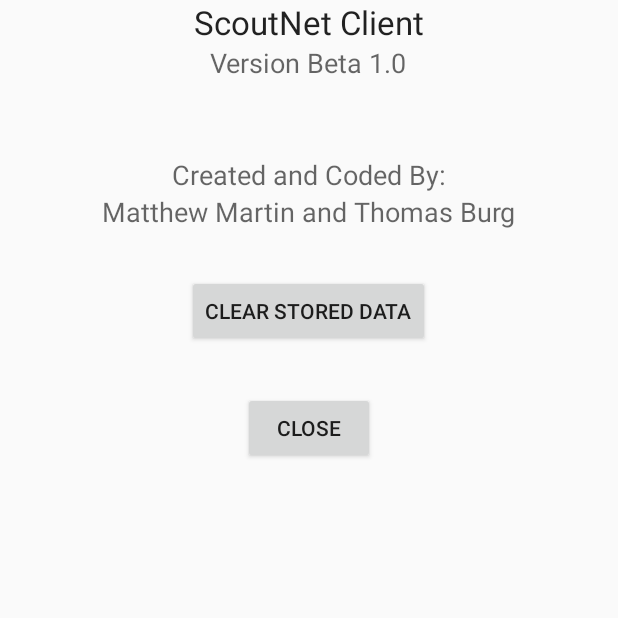
After one commit to 2635Lakemonsters/ScoutNetClient, an Android app: the AboutActivity screen opened directly, with no data from a screen before it, on a phone screen of 412 x 824 dp, the top half of it. The commit adds this screen. Run offline under Robolectric (Android 15) with nearby library versions, the phone set to English and light mode, and no system bars.

Commit message:
Fixed Shared Pref
And added about page

```diff
--- a/app/src/main/AndroidManifest.xml
+++ b/app/src/main/AndroidManifest.xml
@@ -37,6 +37,12 @@
         </activity>
 
         <activity
+            android:name=".AboutActivity"
+            android:label="@string/title_about_activity"
+            android:parentActivityName=".MainActivity">
+        </activity>
+
+        <activity
             android:name=".FieldInfoActivity"
             android:label="@string/title_activity_activity_fieldscouting"
             android:parentActivityName=".MainActivity">
--- /dev/null
+++ b/app/src/main/java/org/team2635/scoutnetclient/AboutActivity.java
@@ -0,0 +1,45 @@
+package org.team2635.scoutnetclient;
+
+import android.content.Context;
+import android.content.Intent;
+import android.content.SharedPreferences;
+import android.os.Bundle;
+import android.support.v7.app.AppCompatActivity;
+import android.view.View;
+import android.widget.Toast;
+
+import org.team2635.scoutnetclient.utilities.DataManager;
+
+/**
+ * Created by Siren on 9/13/2016.
+ */
+public class AboutActivity extends AppCompatActivity
+{
+
+
+    @Override
+    public void onCreate(Bundle savedInstanceState)
+    {
+        super.onCreate(savedInstanceState);
+        setContentView(R.layout.activity_about);
+    }
+
+    public void mainScreen(View view)
+    {
+        Intent intent = new Intent(this, MainActivity.class);
+        startActivity(intent);
+    }
+
+    public void clear(View view)
+    {
+        SharedPreferences sharedPref = getSharedPreferences(
+                getString(R.string.preference_file_key), Context.MODE_PRIVATE);
+        DataManager manager = new DataManager(sharedPref);
+
+        boolean success = manager.clearData();
+        if(success)
+        {
+            Toast.makeText(getApplicationContext(), "Data Cleared", Toast.LENGTH_SHORT).show();
+        }
+    }
+}
--- a/app/src/main/java/org/team2635/scoutnetclient/fragments/RobotInfoFragment.java
+++ b/app/src/main/java/org/team2635/scoutnetclient/fragments/RobotInfoFragment.java
@@ -17,7 +17,7 @@ import org.team2635.scoutnetclient.R;
 public class RobotInfoFragment extends Fragment
 {
     protected View mView;
-    private CheckBox[] checkBoxReferences = new CheckBox[8];
+    private CheckBox[] checkBoxReferences = new CheckBox[6];
 
     public RobotInfoFragment()
     {
@@ -54,7 +54,7 @@ public class RobotInfoFragment extends Fragment
             CheckBox S1 = (CheckBox) getActivity().findViewById(R.id.canRetrieveBunnies);
             CheckBox S2 = (CheckBox) getActivity().findViewById(R.id.canLiftBucket);
             CheckBox S3 = (CheckBox) getActivity().findViewById(R.id.canBulldoze);
-            CheckBox S4 = (CheckBox) getActivity().findViewById(R.id.canLiftBucket);
+            CheckBox S4 = (CheckBox) getActivity().findViewById(R.id.canLaunchBunnies);
 
             CheckBox S5 = (CheckBox) getActivity().findViewById(R.id.canPlayDefense);
             CheckBox S6 = (CheckBox) getActivity().findViewById(R.id.canPlayOffense);
@@ -94,7 +94,7 @@ public class RobotInfoFragment extends Fragment
 
     public String[] getOptions()
     {
-        String[] options = new String[8];
+        String[] options = new String[6];
 
         options[0] = "R1";
         options[1] = "R2";
--- /dev/null
+++ b/app/src/main/res/layout/activity_about.xml
@@ -0,0 +1,71 @@
+<?xml version="1.0" encoding="utf-8"?>
+<LinearLayout xmlns:android="http://schemas.android.com/apk/res/android"
+    xmlns:tools="http://schemas.android.com/tools"
+    android:orientation="vertical"
+    android:layout_width="match_parent"
+    tools:context=".AboutActivity"
+    android:layout_height="match_parent">
+
+    <TextView
+        android:layout_width="wrap_content"
+        android:layout_height="wrap_content"
+        android:textAppearance="?android:attr/textAppearanceLarge"
+        android:id="@+id/textView"
+        android:layout_gravity="center_horizontal"
+        android:text="@string/app_name" />
+
+    <TextView
+        android:id="@+id/textView2"
+        android:layout_width="wrap_content"
+        android:layout_height="wrap_content"
+        android:layout_gravity="center_horizontal"
+        android:text="Version Beta 1.0"
+        android:textAppearance="?android:attr/textAppearanceMedium" />
+
+    <Space
+        android:layout_width="match_parent"
+        android:layout_height="50dp"
+        android:layout_gravity="center_horizontal" />
+
+    <TextView
+        android:layout_width="wrap_content"
+        android:layout_height="wrap_content"
+        android:textAppearance="?android:attr/textAppearanceMedium"
+        android:text="Created and Coded By:"
+        android:id="@+id/textView3"
+        android:layout_gravity="center_horizontal" />
+
+    <TextView
+        android:layout_width="wrap_content"
+        android:layout_height="wrap_content"
+        android:textAppearance="?android:attr/textAppearanceMedium"
+        android:text="Matthew Martin and Thomas Burg"
+        android:id="@+id/textView4"
+        android:layout_gravity="center_horizontal" />
+
+    <Space
+        android:layout_width="match_parent"
+        android:layout_height="30dp"
+        android:layout_gravity="center_horizontal" />
+
+    <Button
+        android:layout_width="wrap_content"
+        android:layout_height="wrap_content"
+        android:text="Clear Stored Data"
+        android:id="@+id/button"
+        android:layout_gravity="center_horizontal"
+        android:onClick="clear" />
+
+    <Space
+        android:layout_width="match_parent"
+        android:layout_height="30dp"
+        android:layout_gravity="center_horizontal" />
+
+    <Button
+        android:layout_width="wrap_content"
+        android:layout_height="wrap_content"
+        android:text="Close"
+        android:id="@+id/returnButton"
+        android:layout_gravity="center_horizontal"
+        android:onClick="mainScreen" />
+</LinearLayout>
--- a/app/src/main/res/values/strings.xml
+++ b/app/src/main/res/values/strings.xml
@@ -10,6 +10,7 @@
 
     <!--Action Bar Titles-->
     <string name="menuSettings">Settings</string>
+    <string name="title_about_activity">About</string>
     <string name="menuSubmitData">Submit Data</string>
 
     <!--Preference Keys-->
```
Also changed, not shown: app/src/main/java/org/team2635/scoutnetclient/FieldInfoActivity.java (+11 -3 lines), app/src/main/java/org/team2635/scoutnetclient/MainActivity.java (+13 -3 lines), app/src/main/java/org/team2635/scoutnetclient/PitInfoActivity.java (+13 -4 lines), app/src/main/java/org/team2635/scoutnetclient/utilities/DataManager.java (+12 -7 lines), app/src/main/res/layout/fragment_field_info.xml (+0 -8 lines), app/src/main/res/layout/fragment_robot_info.xml (+17 -18 lines), app/src/main/res/menu/nosaveactionmenu.xml (+7 -1 lines), app/src/main/res/mipmap-hdpi/ic_launcher.png, app/src/main/res/mipmap-mdpi/ic_launcher.png, app/src/main/res/mipmap-xhdpi/ic_launcher.png, app/src/main/res/mipmap-xxhdpi/ic_launcher.png, app/src/main/res/mipmap-xxxhdpi/ic_launcher.png, 29 other files.
